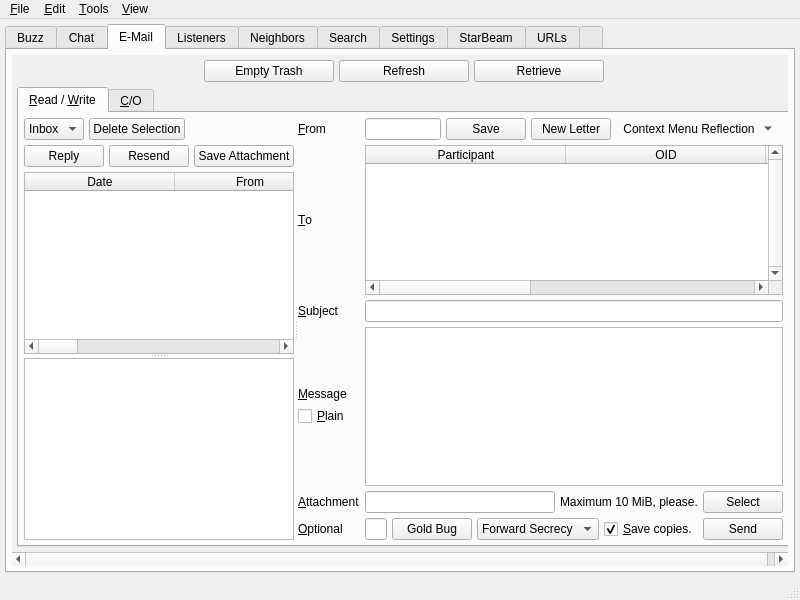
Above: branches/trunk/UI/controlcenter.ui from textbrowser/spot-on before the change. Below: the same form after it.
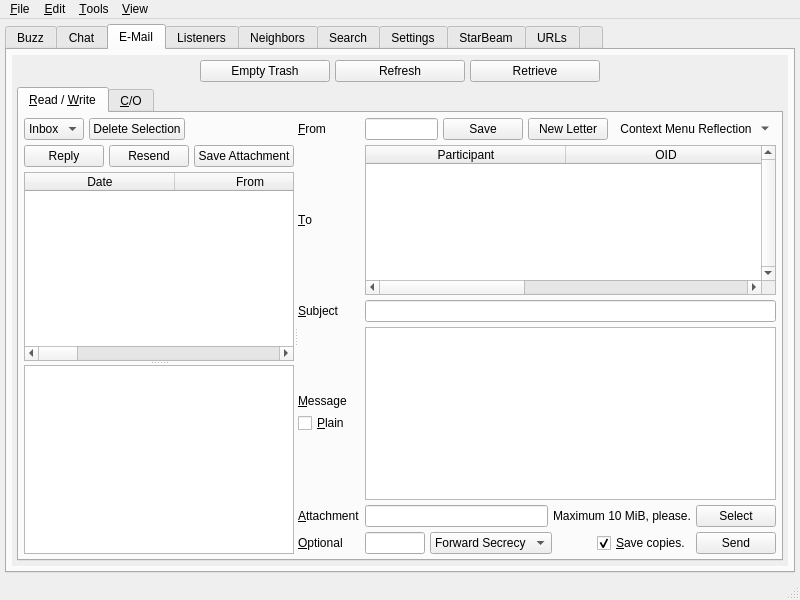
That is the form after the change. The open tabs and pages were chosen to show the change. Icons and pictures are not drawn. Custom widgets are drawn as their Qt base class.

Commit message: Changed Gold Bug mechanism.

```diff
--- a/branches/trunk/UI/controlcenter.ui
+++ b/branches/trunk/UI/controlcenter.ui
@@ -805,7 +805,7 @@
             <rect>
              <x>0</x>
              <y>-76</y>
-             <width>872</width>
+             <width>822</width>
              <height>560</height>
             </rect>
            </property>
@@ -1163,16 +1163,10 @@
                        <number>5</number>
                       </property>
                       <item>
-                       <widget class="QLineEdit" name="goldbug"/>
-                      </item>
-                      <item>
-                       <widget class="QPushButton" name="generateGoldBug">
+                       <widget class="QLineEdit" name="goldbug">
                         <property name="toolTip">
                          <string>&lt;html&gt;&lt;head/&gt;&lt;body&gt;&lt;p&gt;Bundle the e-mail in an additional layer of AES-256 encryption. Do remember to notify all recipients of the key.&lt;/p&gt;&lt;/body&gt;&lt;/html&gt;</string>
                         </property>
-                        <property name="text">
-                         <string>Gold Bug</string>
-                        </property>
                        </widget>
                       </item>
                       <item>
@@ -1205,6 +1199,9 @@
                         <property name="orientation">
                          <enum>Qt::Horizontal</enum>
                         </property>
+                        <property name="sizeType">
+                         <enum>QSizePolicy::MinimumExpanding</enum>
+                        </property>
                         <property name="sizeHint" stdset="0">
                          <size>
                           <width>40</width>
```
Left out of the diff: 31 changed lines with no effect on the pictures. The commit also changes 8 other files.
